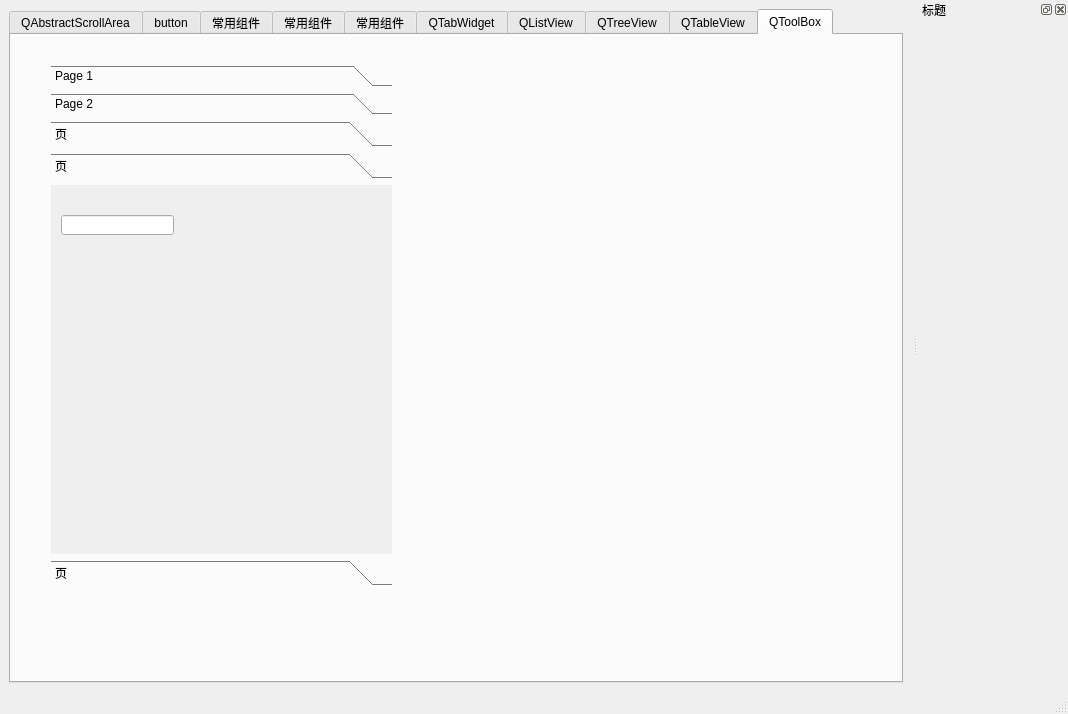
Before: the Qt Designer form QStyleDemo/QssDemo/mainwindow.ui in mahuifa/QMDemo, drawn with Qt 5.
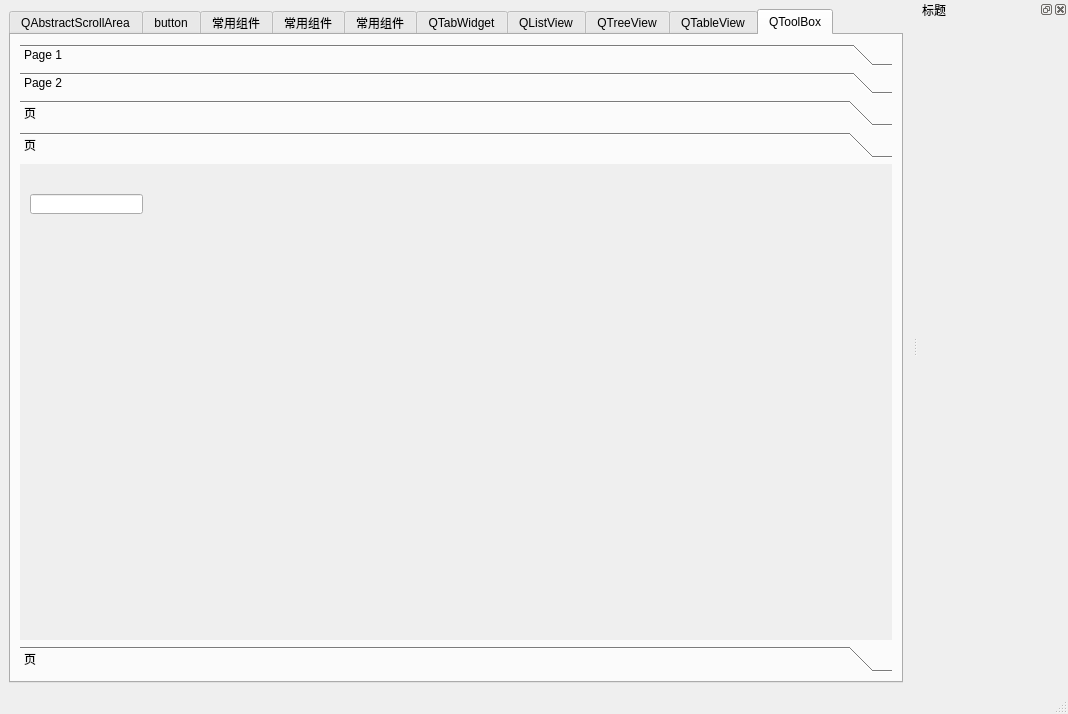
After: the same form once the commit is applied. The open tabs and pages were chosen to show the change.

Commit message: 新功能：增加图片缩放功能

Patch:
```diff
--- a/QStyleDemo/QssDemo/mainwindow.ui
+++ b/QStyleDemo/QssDemo/mainwindow.ui
@@ -2083,15 +2083,9 @@
        <attribute name="title">
         <string>QToolBox</string>
        </attribute>
+       <layout class="QGridLayout" name="gridLayout_26">
+        <item row="0" column="0">
        <widget class="QToolBox" name="toolBox">
-        <property name="geometry">
-         <rect>
-          <x>40</x>
-          <y>30</y>
-          <width>341</width>
-          <height>521</height>
-         </rect>
-        </property>
         <property name="currentIndex">
          <number>3</number>
         </property>
@@ -2212,6 +2206,8 @@
          </attribute>
         </widget>
        </widget>
+        </item>
+       </layout>
       </widget>
      </widget>
     </item>
```
Left out of the diff: 4 changed lines with no effect on the pictures. Lines whose indentation alone changed are shown as unchanged. The commit also changes 2 other files.
